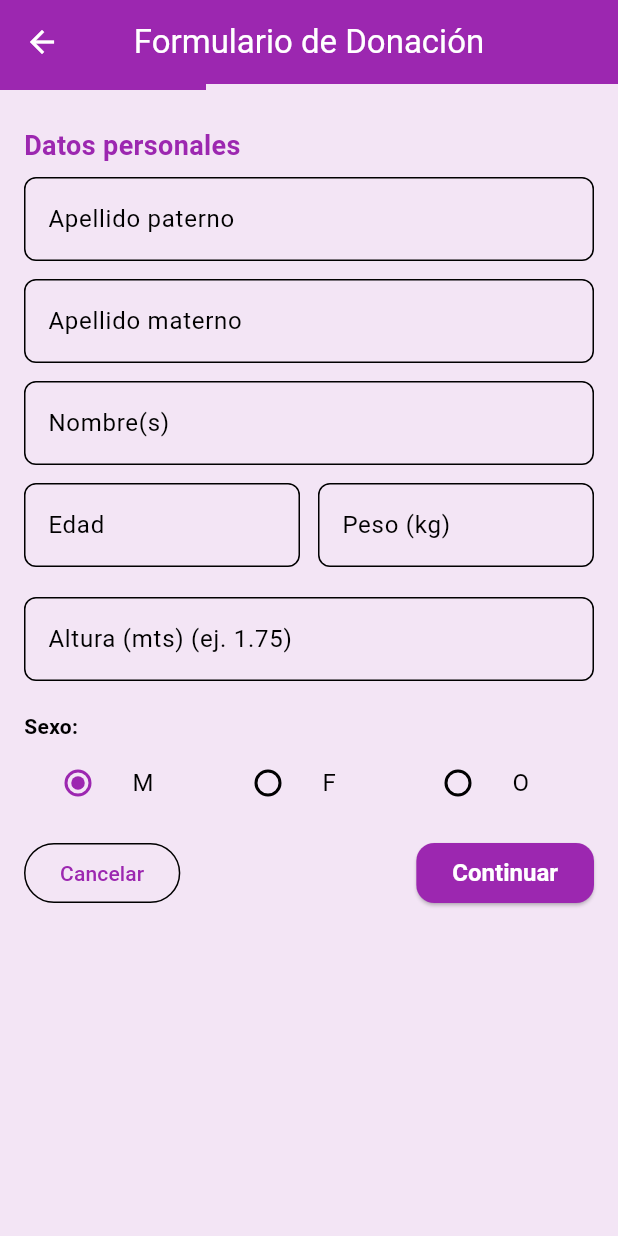
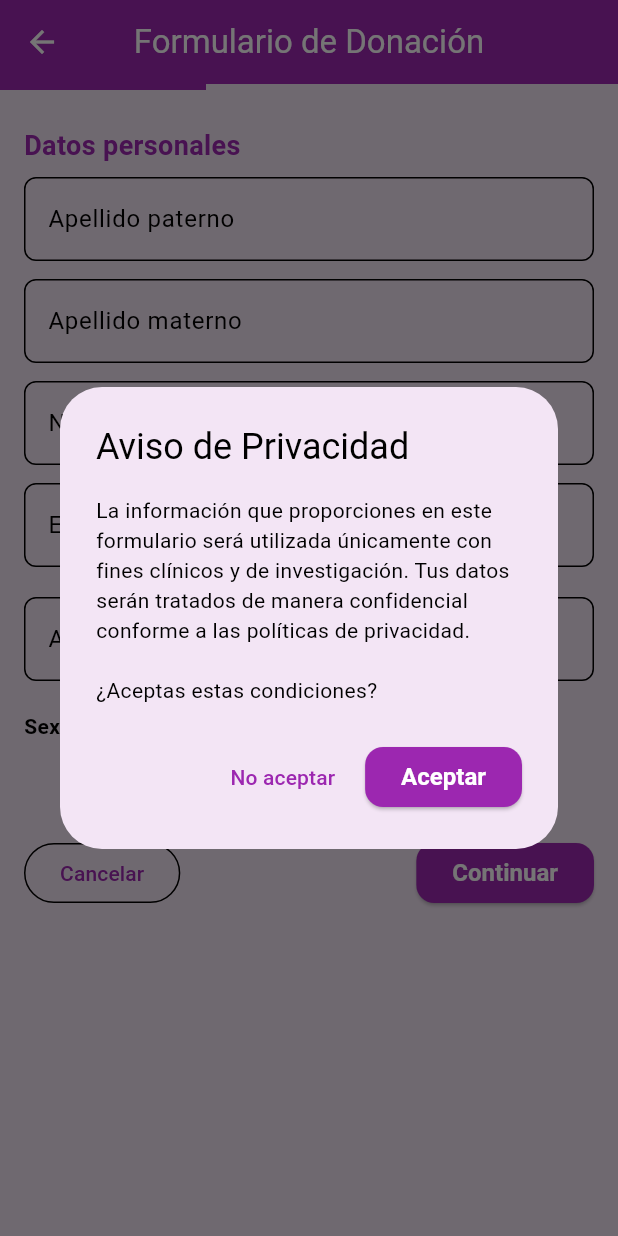
Before and after one commit to YairZZZ2/VitalAI, a Flutter app: the DonacionWizardScreen screen opened by its route, on a phone screen of 412 x 824 dp. Run offline on Flutter 3.47's test engine with Material 3 defaults, Android fonts, the phone set to English and light mode, and no system bars; our stand-ins replace cloud_firestore, firebase_auth, firebase_core, flutter_blue_plus, printing; missing offline and left inert: health; accounts and stored records are empty.

Commit message:
Aviso sobre politicas de privacidad al entrar al formulario, ajustes a la pantalla de signos vitales

```diff
--- a/lib/screens/formulario_screen.dart
+++ b/lib/screens/formulario_screen.dart
@@ -44,7 +44,7 @@ class _DonacionWizardScreenState extends State<DonacionWizardScreen> {
   bool lactando = false;
   bool parir = false;
   bool carcinomaAlta = false;
-  bool desayuno = true;           // true = sí desayunó
+  bool desayuno = true;
   bool donacionReciente = false;
   bool viajesRiesgo = false;
   bool enfermedadesGraves = false;
@@ -52,7 +52,7 @@ class _DonacionWizardScreenState extends State<DonacionWizardScreen> {
   bool anticoagulantes = false;
   bool teratogenicos = false;
   bool vacunasRecientes = false;
-  bool estadoActual = true;       // true = se siente bien
+  bool estadoActual = true;
 
   // Resultado y motivo
   String resultadoTexto = "";
@@ -71,13 +71,52 @@ class _DonacionWizardScreenState extends State<DonacionWizardScreen> {
     }
   }
 
+  // ---------- AVISO DE PRIVACIDAD ----------
+  @override
+  void initState() {
+    super.initState();
+    WidgetsBinding.instance.addPostFrameCallback((_) {
+      _mostrarAvisoPrivacidad(context);
+    });
+  }
+
+  Future<void> _mostrarAvisoPrivacidad(BuildContext context) async {
+    final aceptado = await showDialog<bool>(
+      context: context,
+      barrierDismissible: false, // 👈 obliga a elegir
+      builder: (context) {
+        return AlertDialog(
+          title: const Text("Aviso de Privacidad"),
+          content: const Text(
+            "La información que proporciones en este formulario será utilizada únicamente con fines clínicos y de investigación. "
+            "Tus datos serán tratados de manera confidencial conforme a las políticas de privacidad.\n\n"
+            "¿Aceptas estas condiciones?",
+          ),
+          actions: [
+            TextButton(
+              onPressed: () => Navigator.pop(context, false),
+              child: const Text("No aceptar"),
+            ),
+            ElevatedButton(
+              onPressed: () => Navigator.pop(context, true),
+              child: const Text("Aceptar"),
+            ),
+          ],
+        );
+      },
+    );
+
+    if (aceptado == false) {
+      Navigator.pop(context); // 👈 si no acepta, regresa a la pantalla anterior
+    }
+  }
+
   // ---------- VALIDACIÓN / EVALUACIÓN ----------
   void evaluarElegibilidad() {
     int? edad = int.tryParse(edadCtrl.text);
     double? peso = double.tryParse(pesoCtrl.text);
     double? altura = double.tryParse(alturaCtrl.text);
 
-    // Básicos
     if (edad == null || peso == null || altura == null) {
       motivoNoApto = "Datos incompletos o inválidos (edad, peso, altura)";
       _mostrarResultadoDialog(false, motivoNoApto);
@@ -485,7 +524,7 @@ class _DonacionWizardScreenState extends State<DonacionWizardScreen> {
                               onChanged: (v) => setState(() => enfermedadesGraves = v),
                             ),
                             SwitchListTile(
-                              title: const Text("¿Ha recibido una transfusión de sangre en los últimos 4-6 meses?"),
+                              title: const Text("¿Ha recibido una transfusión de sangre en los últimos 12 meses?"),
                               value: transfusionReciente,
                               onChanged: (v) => setState(() => transfusionReciente = v),
                             ),
```
Also changed, not shown: lib/screens/signos_screen.dart (+37 -23 lines), 1 other file.
